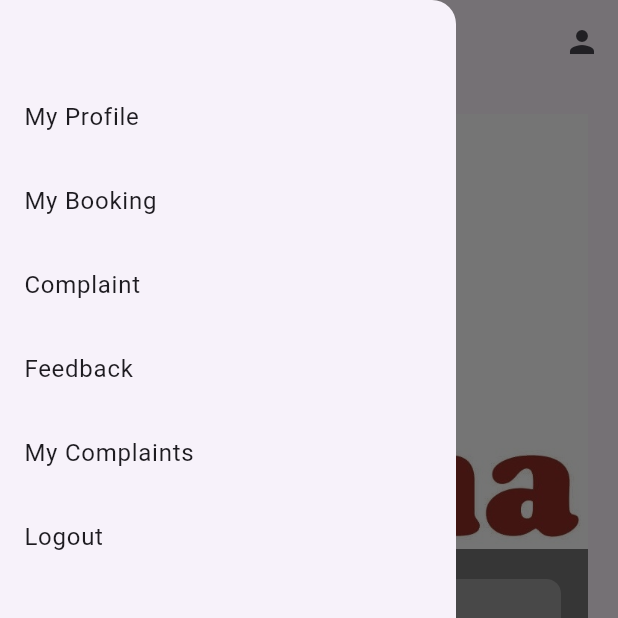
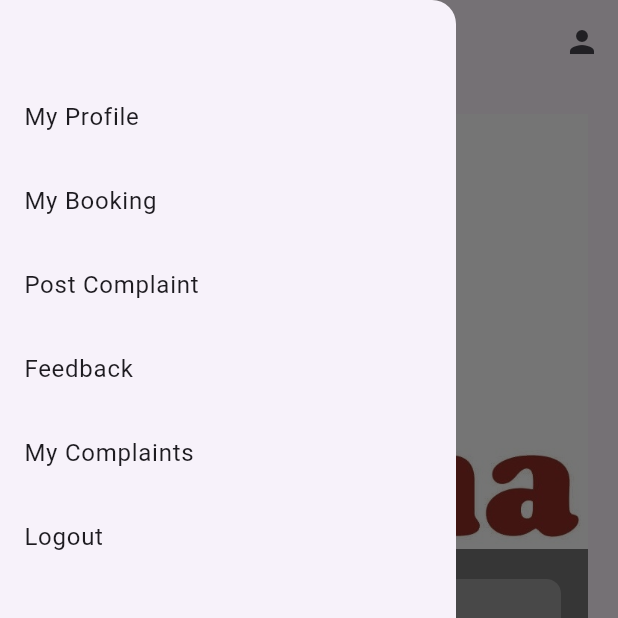
Before and after one commit to navendunandu/Online-Diary-Flutter-App, a Flutter app: the Dashboard screen opened directly, with the side drawer open, on a phone screen of 412 x 824 dp, the top half of it. Run offline on Flutter 3.47's test engine with Material 3 defaults, Android fonts, the phone set to English and light mode, and no system bars; our stand-ins replace cloud_firestore, file_picker, firebase_auth, firebase_core, firebase_storage, fluttertoast and 2 more; accounts and stored records are empty.

Commit message:
complaint

```diff
--- a/lib/dashboard.dart
+++ b/lib/dashboard.dart
@@ -89,7 +89,7 @@ class _DashboardState extends State<Dashboard> {
               },
             ),
             ListTile(
-              title: const Text('Complaint'),
+              title: const Text('Post Complaint'),
               onTap: () {
                 Navigator.push(
                   context,
```
